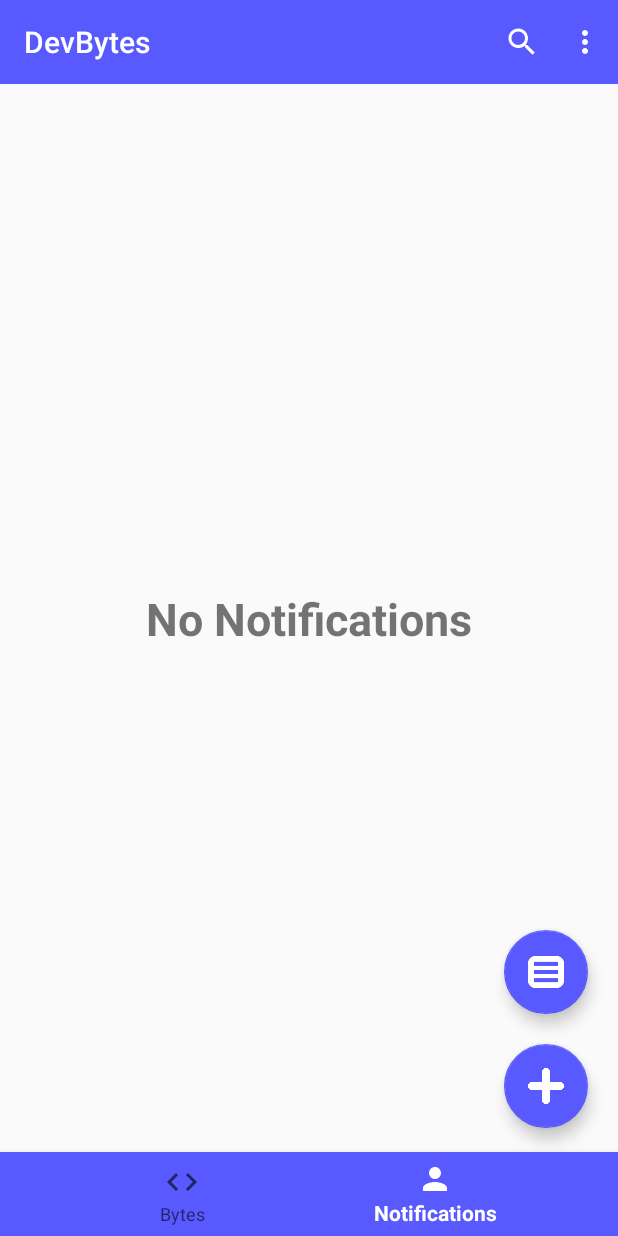
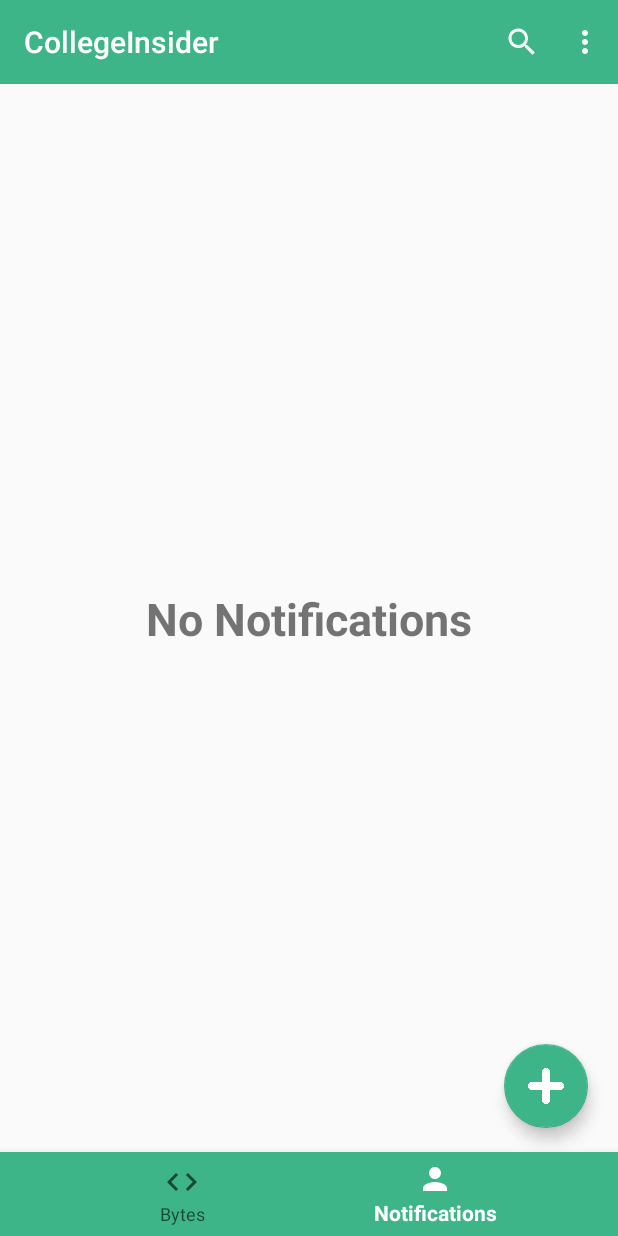
Before and after one commit to kvssankar/college-insider-ui, an Android app: the screen it shows after launch once a user with an empty profile is signed in (MainActivity), item 2 of the bottom bar chosen, on a phone screen of 412 x 824 dp. Run offline under Robolectric (Android 15) with nearby library versions, the phone set to English and light mode, and no system bars; our stand-ins replace CircleImageView, Firebase (no records; nobody signed in at launch, a user with empty details on screens opened directly); pictures from the network do not load.

Commit message:
nessesary changes done

```diff
--- a/app/src/main/java/com/example/collegeinsider/MainActivity.java
+++ b/app/src/main/java/com/example/collegeinsider/MainActivity.java
@@ -27,7 +27,7 @@ import com.google.firebase.firestore.QuerySnapshot;
 public class MainActivity extends AppCompatActivity{
 
     private Toolbar mainActivityToolbar;
-    private FloatingActionButton addPostBtn,feedBtn;
+    private FloatingActionButton addPostBtn;
     private String current_user_Id;
 
     private FirebaseAuth mAuth;
@@ -78,7 +78,7 @@ public class MainActivity extends AppCompatActivity{
             mainActivityToolbar = (Toolbar) findViewById(R.id.mainActivityToolbar);
             setSupportActionBar(mainActivityToolbar);
 
-            getSupportActionBar().setTitle("DevBytes");
+            getSupportActionBar().setTitle("CollegeInsider");
 
             addPostBtn = findViewById(R.id.action_add);
             addPostBtn.setOnClickListener(new View.OnClickListener() {
@@ -88,14 +88,14 @@ public class MainActivity extends AppCompatActivity{
                     startActivity(intent);
                 }
             });
-            feedBtn=findViewById(R.id.action_feed);
-            feedBtn.setOnClickListener(new View.OnClickListener() {
-                @Override
-                public void onClick(View v) {
-                    Intent intent=new Intent(MainActivity.this,FeedActivity.class);
-                    startActivity(intent);
-                }
-            });
+//            feedBtn=findViewById(R.id.action_feed);
+//            feedBtn.setOnClickListener(new View.OnClickListener() {
+//                @Override
+//                public void onClick(View v) {
+//                    Intent intent=new Intent(MainActivity.this,FeedActivity.class);
+//                    startActivity(intent);
+//                }
+//            });
 
         }
 
--- a/app/src/main/res/layout/activity_main.xml
+++ b/app/src/main/res/layout/activity_main.xml
@@ -26,19 +26,19 @@
         app:layout_constraintEnd_toEndOf="parent"
         app:srcCompat="@mipmap/action_add" />
 
-    <com.google.android.material.floatingactionbutton.FloatingActionButton
-        android:id="@+id/action_feed"
-        android:layout_width="wrap_content"
-        android:layout_height="wrap_content"
-        android:layout_gravity="bottom|right"
-        android:layout_marginEnd="20dp"
+<!--    <com.google.android.material.floatingactionbutton.FloatingActionButton-->
+<!--        android:id="@+id/action_feed"-->
+<!--        android:layout_width="wrap_content"-->
+<!--        android:layout_height="wrap_content"-->
+<!--        android:layout_gravity="bottom|right"-->
+<!--        android:layout_marginEnd="20dp"-->
 
-        android:layout_marginRight="20dp"
-        android:layout_marginBottom="20dp"
-        android:focusable="true"
-        app:layout_constraintBottom_toTopOf="@+id/action_add"
-        app:layout_constraintEnd_toEndOf="parent"
-        app:srcCompat="@mipmap/ic_feed" />
+<!--        android:layout_marginRight="20dp"-->
+<!--        android:layout_marginBottom="20dp"-->
+<!--        android:focusable="true"-->
+<!--        app:layout_constraintBottom_toTopOf="@+id/action_add"-->
+<!--        app:layout_constraintEnd_toEndOf="parent"-->
+<!--        app:srcCompat="@mipmap/ic_feed" />-->
 
 
 
--- a/app/src/main/res/values/colors.xml
+++ b/app/src/main/res/values/colors.xml
@@ -1,6 +1,6 @@
 <?xml version="1.0" encoding="utf-8"?>
 <resources>
     <color name="colorPrimary">#fff</color>
-    <color name="colorPrimaryDark">#000</color>
-    <color name="colorAccent">#5859FF</color>
+    <color name="colorPrimaryDark">#005ef5</color>
+    <color name="colorAccent">#3EB489</color>
 </resources>
--- a/app/src/main/res/values/strings.xml
+++ b/app/src/main/res/values/strings.xml
@@ -1,5 +1,5 @@
 <resources>
-    <string name="app_name">&lt; DevBytes /&gt;</string>
+    <string name="app_name">CollegeInsider</string>
     <string name="pass_hint">Password</string>
     <string name="mail_hint">Email</string>
     <string name="login_head">Log In</string>
```
